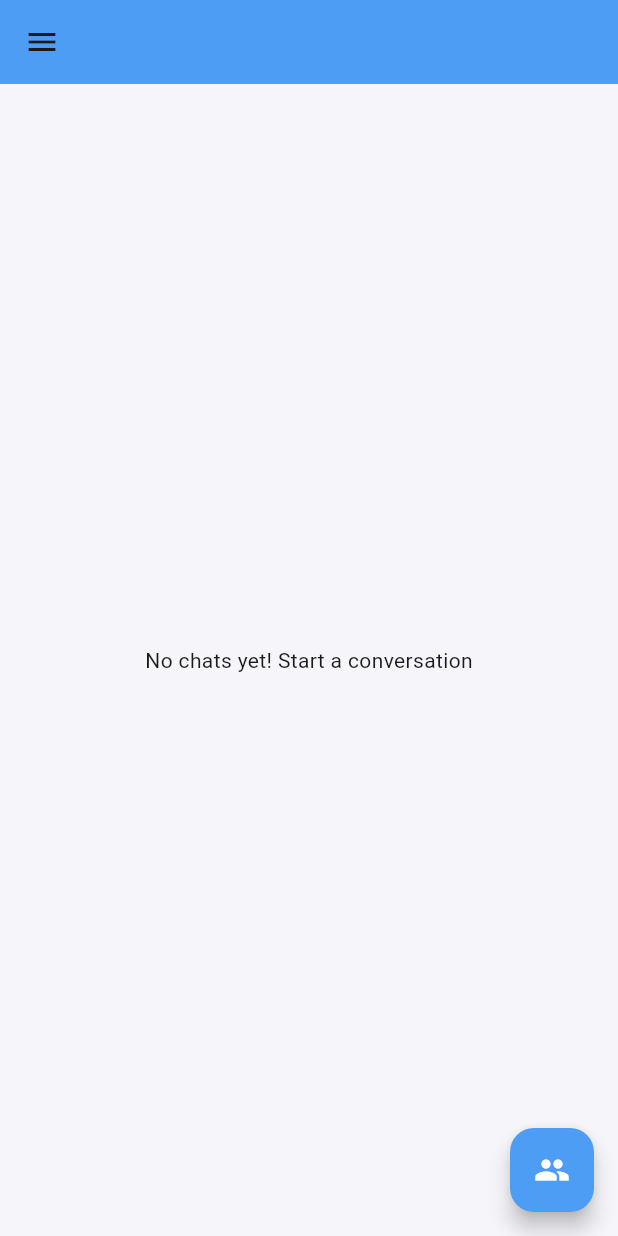
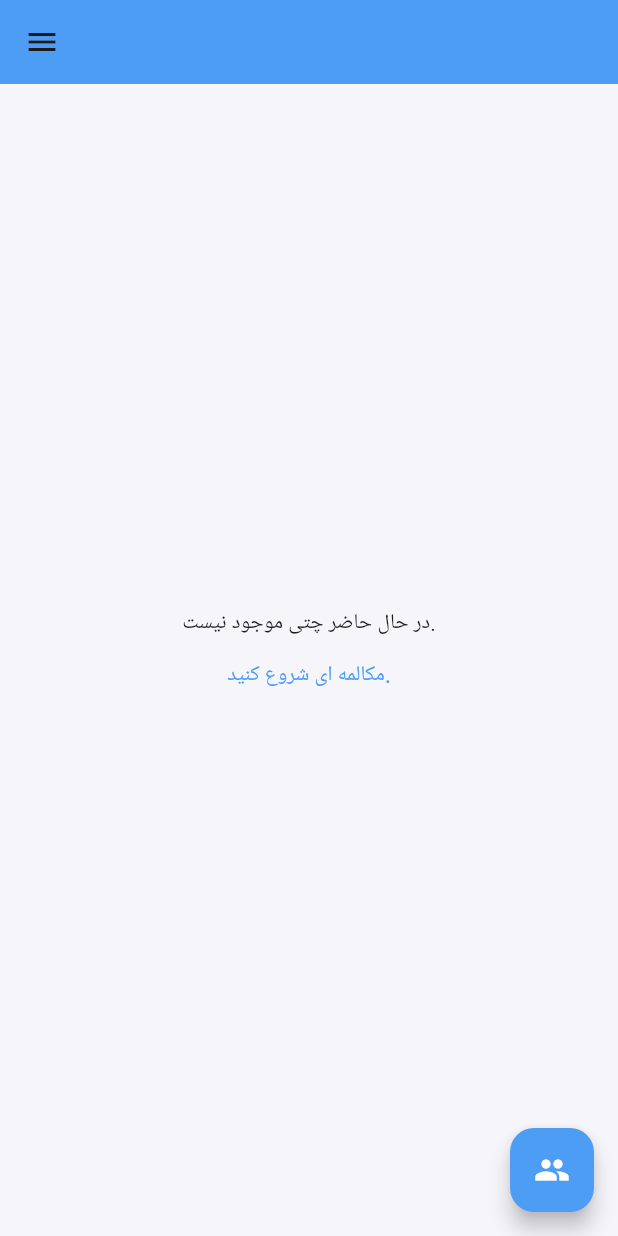
Before and after one commit to amirabroun/chat-app, a Flutter app: the ChatListScreen screen opened directly with empty values, on a phone screen of 412 x 824 dp. Run offline on Flutter 3.47's test engine with Material 3 defaults, Android fonts, the phone set to English and light mode, and no system bars; our stand-ins replace cloud_firestore, firebase_auth, firebase_core; accounts and stored records are empty.

Commit message:
refactor: enhance chat stream handling and improve empty state UI

```diff
--- a/lib/screens/chat_list_screen.dart
+++ b/lib/screens/chat_list_screen.dart
@@ -15,6 +15,8 @@ class ChatListScreen extends StatefulWidget {
 }
 
 class _ChatListScreenState extends State<ChatListScreen> {
+  final FirestoreService _firestoreService = FirestoreService();
+
   @override
   Widget build(BuildContext context) {
     return Scaffold(
@@ -42,20 +44,23 @@ class _ChatListScreenState extends State<ChatListScreen> {
 
   Widget _buildChatStream() {
     return StreamBuilder<List<Chat>>(
-      stream: FirestoreService().getUserChatsStream(
+      stream: _firestoreService.getUserChatsStream(
         userId: widget.currentUserId,
       ),
       builder: (context, snapshot) {
+        if (snapshot.connectionState == ConnectionState.waiting) {
+          return const Center(child: CircularProgressIndicator());
+        }
+
         if (snapshot.hasError) {
           return _buildErrorState(snapshot.error.toString());
         }
 
-        if (!snapshot.hasData) {
-          return _buildEmptyState();
+        if (!snapshot.hasData || snapshot.data!.isEmpty) {
+          return _buildEmptyChatsState();
         }
 
-        final chats = snapshot.data!;
-        return _buildChatList(chats);
+        return _buildChatList(snapshot.data!);
       },
     );
   }
@@ -64,8 +69,19 @@ class _ChatListScreenState extends State<ChatListScreen> {
     return Center(child: Text('Error: $error'));
   }
 
-  Widget _buildEmptyState() {
-    return const Center(child: Text('There is no message yet!'));
+  Widget _buildEmptyChatsState() {
+    return Center(
+      child: Column(
+        mainAxisAlignment: MainAxisAlignment.center,
+        children: [
+          const Text('در حال حاضر چتی موجود نیست.'),
+          TextButton(
+            onPressed: _showParticipantsList,
+            child: const Text('مکالمه ای شروع کنید.'),
+          ),
+        ],
+      ),
+    );
   }
 
   Widget _buildChatList(List<Chat> chats) {
@@ -81,10 +97,6 @@ class _ChatListScreenState extends State<ChatListScreen> {
             currentUserId: widget.currentUserId,
           ),
     );
-  }
-
-  Widget _buildEmptyChatsState() {
-    return const Center(child: Text('No chats yet! Start a conversation'));
   }
 
   Widget _buildDrawer() {
```
